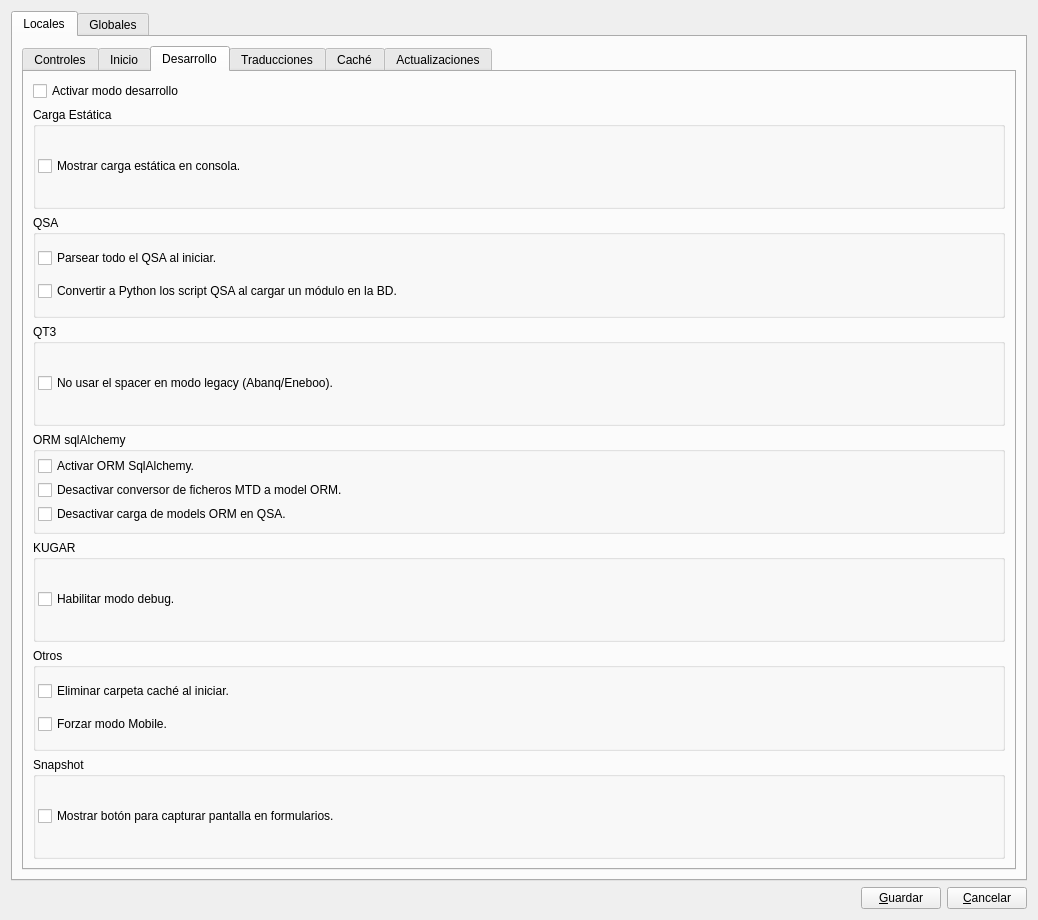
Qt form pineboolib/system_module/forms/ebcomportamiento.ui (Aulla/pineboo) before a commit.
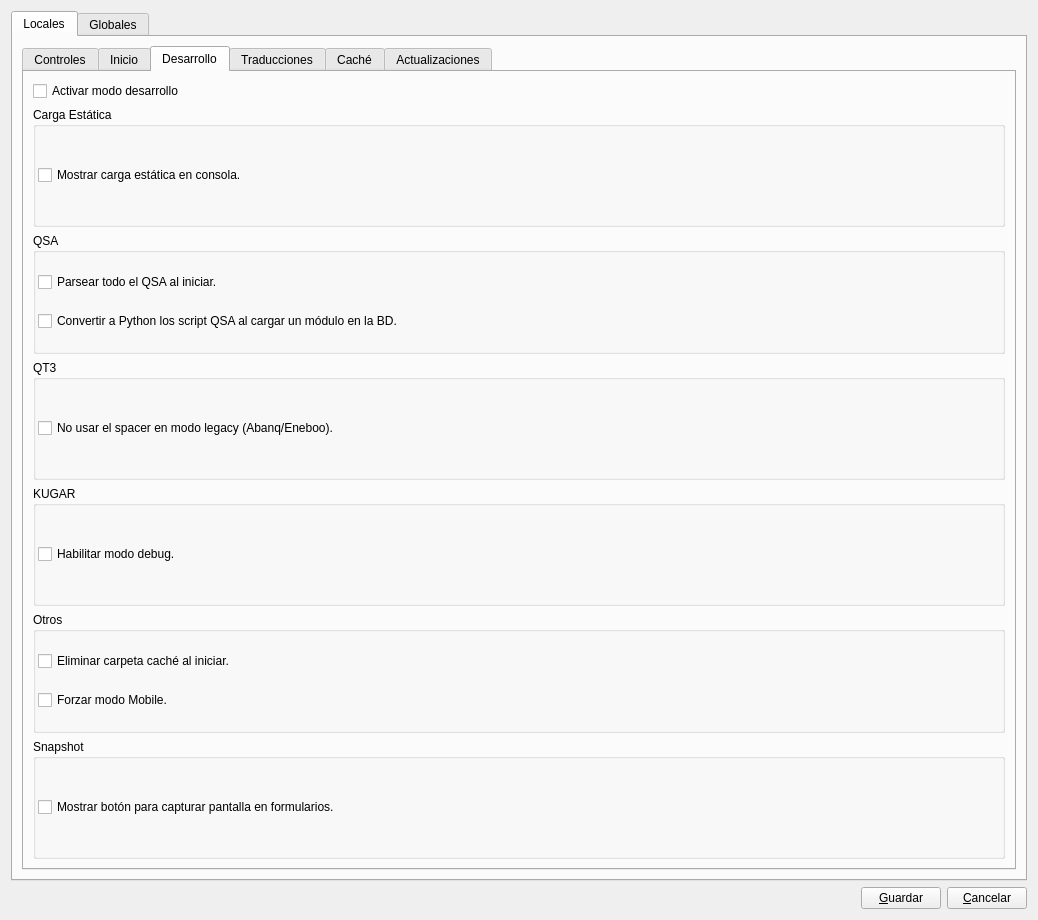
The same form after that commit.

Commit message: orm ahora es fijo

What changed in the file:
```diff
--- a/pineboolib/system_module/forms/ebcomportamiento.ui
+++ b/pineboolib/system_module/forms/ebcomportamiento.ui
@@ -422,51 +422,6 @@
              </layout>
             </widget>
            </item>
-           <item>
-            <widget class="QGroupBox" name="groupBox_7">
-             <property name="title">
-              <string>ORM sqlAlchemy</string>
-             </property>
-             <layout class="QVBoxLayout" name="verticalLayout_11">
-              <property name="spacing">
-               <number>2</number>
-              </property>
-              <property name="leftMargin">
-               <number>2</number>
-              </property>
-              <property name="topMargin">
-               <number>2</number>
-              </property>
-              <property name="rightMargin">
-               <number>2</number>
-              </property>
-              <property name="bottomMargin">
-               <number>2</number>
-              </property>
-              <item>
-               <widget class="QCheckBox" name="cb_orm_enabled">
-                <property name="text">
-                 <string>Activar ORM SqlAlchemy.</string>
-                </property>
-               </widget>
-              </item>
-              <item>
-               <widget class="QCheckBox" name="cb_disable_mtdparser">
-                <property name="text">
-                 <string>Desactivar conversor de ficheros MTD a model ORM.</string>
-                </property>
-               </widget>
-              </item>
-              <item>
-               <widget class="QCheckBox" name="cb_disable_orm_load">
-                <property name="text">
-                 <string>Desactivar carga de models ORM en QSA.</string>
-                </property>
-               </widget>
-              </item>
-             </layout>
-            </widget>
-           </item>
            <item>
             <widget class="QGroupBox" name="groupBox_8">
              <property name="title">
```
The commit also changes 1 other file.
